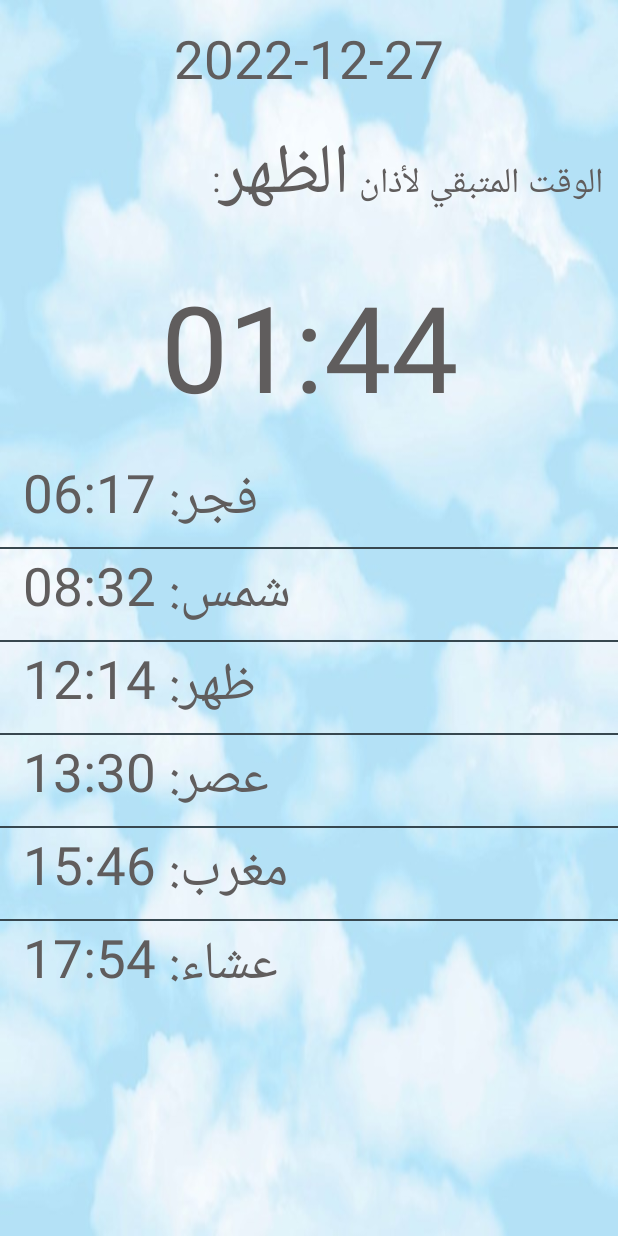
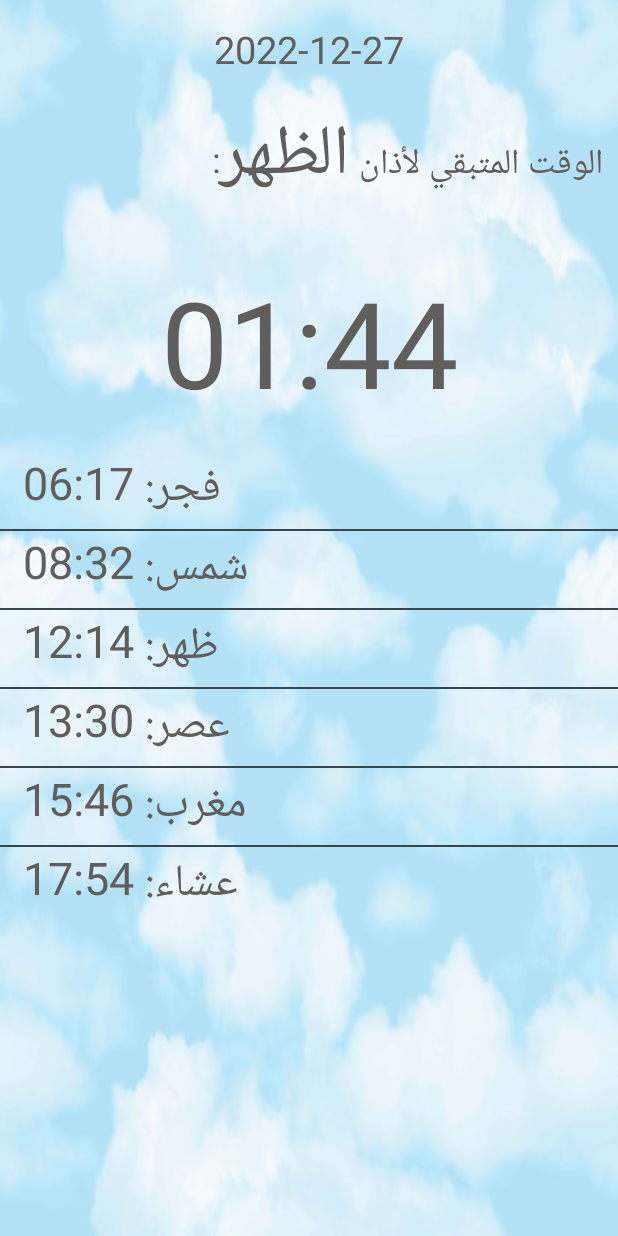
Before and after one commit to ahmed91abbas/prayer-times, an Android app: the screen it shows after launch (MainActivity), on a phone screen of 412 x 824 dp. Run offline under Robolectric (Android 15) with nearby library versions, the phone set to English and light mode, and no system bars.

Commit message:
adjust text sizes

```diff
--- a/prayer-times-android/app/src/main/res/layout/activity_listview.xml
+++ b/prayer-times-android/app/src/main/res/layout/activity_listview.xml
@@ -10,7 +10,7 @@
         android:layout_height="wrap_content"
         android:gravity="left"
         android:layout_gravity="center"
-        android:textSize="35sp"
+        android:textSize="30sp"
         android:layout_marginHorizontal="15dp"
         android:textColor="#605D5D" />
 </LinearLayout>
--- a/prayer-times-android/app/src/main/res/layout/activity_main.xml
+++ b/prayer-times-android/app/src/main/res/layout/activity_main.xml
@@ -24,10 +24,9 @@
                 android:layout_height="wrap_content"
                 android:layout_marginTop="15dp"
                 android:gravity="center"
-                android:text="9999-12-30"
+                android:text="@string/date_example"
                 android:textColor="#605D5D"
-                android:textSize="35sp"
-                app:layout_constraintTop_toTopOf="parent" />
+                android:textSize="25sp"/>
 
             <TextView
                 android:id="@+id/infoTextView"
@@ -35,10 +34,10 @@
                 android:layout_height="wrap_content"
                 android:layout_marginTop="15dp"
                 android:layout_marginHorizontal="10dp"
-                android:text="TextView"
+                android:text="@string/time_remaining_example"
                 android:textColor="#605D5D"
                 android:textSize="23sp"
-                app:layout_constraintTop_toTopOf="parent" />
+                android:layout_marginBottom="10dp"/>
 
             <TextView
                 android:id="@+id/timeRemainingTextView"
@@ -47,10 +46,9 @@
                 android:layout_marginHorizontal="10dp"
                 android:layout_marginTop="20dp"
                 android:gravity="center"
-                android:text="99:99"
+                android:text="@string/time_example"
                 android:textColor="#605D5D"
-                android:textSize="80sp"
-                app:layout_constraintTop_toTopOf="parent" />
+                android:textSize="80sp"/>
 
             <ListView
                 android:id="@+id/scheduleListView"
@@ -58,7 +56,8 @@
                 android:layout_height="match_parent"
                 android:layout_marginTop="20dp"
                 android:divider="@color/material_blue_grey_800"
-                android:dividerHeight="1dp" />
+                android:dividerHeight="1dp"
+                tools:ignore="NestedScrolling" />
 
         </LinearLayout>
 
--- a/prayer-times-android/app/src/main/res/values/strings.xml
+++ b/prayer-times-android/app/src/main/res/values/strings.xml
@@ -1,3 +1,6 @@
 <resources>
     <string name="app_name">Prayer Times</string>
+    <string name="date_example">9999-12-30</string>
+    <string name="time_remaining_example">time remaining to next prayer</string>
+    <string name="time_example">99:99</string>
 </resources>
```
